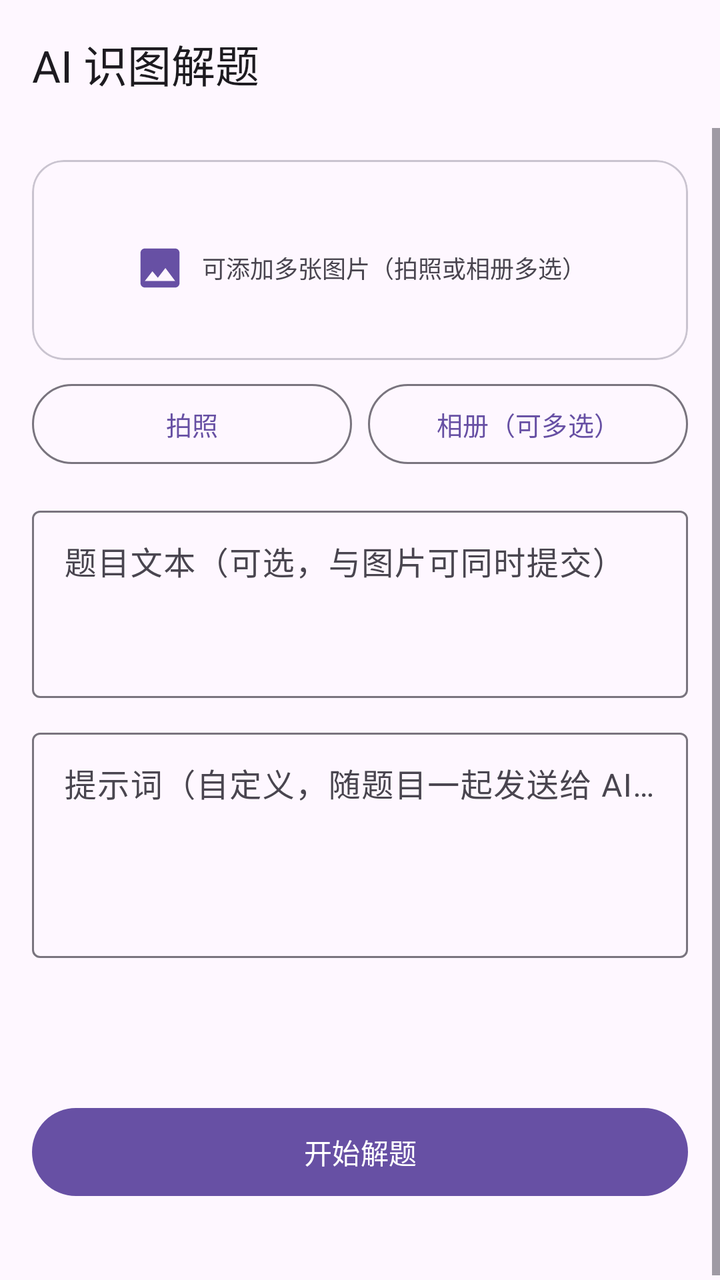
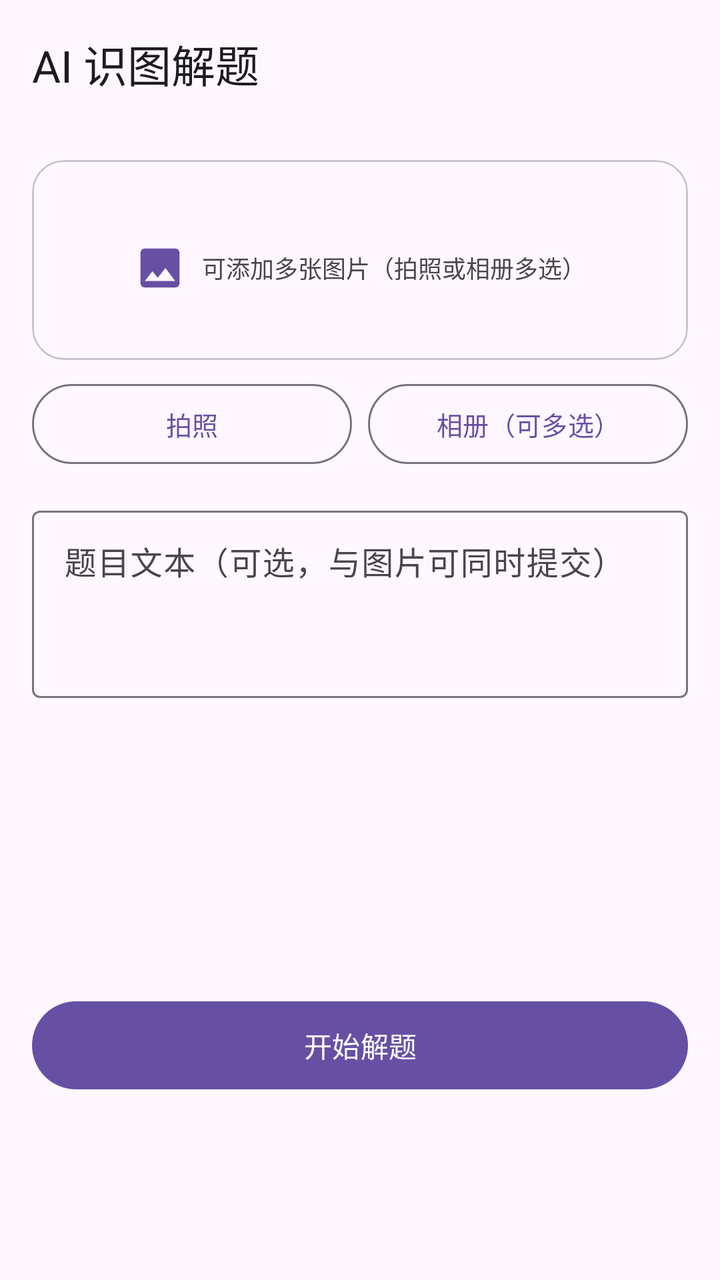

Compare the two renders of this Android layout. The source of the first and the diff that turns it into the second are given below.
<!-- AndroidManifest.xml: application theme Theme.XueTi -->
<!-- res/layout/activity_ai_solve.xml -->
<?xml version="1.0" encoding="utf-8"?>
<LinearLayout xmlns:android="http://schemas.android.com/apk/res/android"
    xmlns:app="http://schemas.android.com/apk/res-auto"
    android:layout_width="match_parent"
    android:layout_height="match_parent"
    android:orientation="vertical">

    <com.google.android.material.appbar.MaterialToolbar
        android:id="@+id/toolbar"
        android:layout_width="match_parent"
        android:layout_height="?attr/actionBarSize"
        app:title="@string/ai_solve_title" />

    <ScrollView
        android:layout_width="match_parent"
        android:layout_height="0dp"
        android:layout_weight="1">

        <LinearLayout
            android:layout_width="match_parent"
            android:layout_height="wrap_content"
            android:orientation="vertical"
            android:padding="16dp">

            
            <com.google.android.material.card.MaterialCardView
                android:layout_width="match_parent"
                android:layout_height="wrap_content"
                app:cardCornerRadius="16dp"
                app:cardElevation="0dp"
                app:strokeColor="?attr/colorOutlineVariant"
                app:strokeWidth="1dp">

                <LinearLayout
                    android:layout_width="match_parent"
                    android:layout_height="wrap_content"
                    android:orientation="vertical"
                    android:padding="10dp">

                    <HorizontalScrollView
                        android:layout_width="match_parent"
                        android:layout_height="wrap_content"
                        android:scrollbars="none">

                        <LinearLayout
                            android:id="@+id/imageStrip"
                            android:layout_width="wrap_content"
                            android:layout_height="wrap_content"
                            android:orientation="horizontal"
                            android:paddingVertical="4dp" />
                    </HorizontalScrollView>

                    <LinearLayout
                        android:id="@+id/imagePlaceholder"
                        android:layout_width="match_parent"
                        android:layout_height="72dp"
                        android:gravity="center"
                        android:orientation="horizontal">

                        <ImageView
                            android:layout_width="26dp"
                            android:layout_height="26dp"
                            android:contentDescription="@string/ai_solve_title"
                            android:src="@drawable/ic_image"
                            app:tint="?attr/colorPrimary" />

                        <TextView
                            android:layout_width="wrap_content"
                            android:layout_height="wrap_content"
                            android:layout_marginStart="8dp"
                            android:text="@string/image_multi_hint"
                            android:textColor="?attr/colorOnSurfaceVariant"
                            android:textSize="12sp" />
                    </LinearLayout>

                    <TextView
                        android:id="@+id/imageCountHint"
                        android:layout_width="match_parent"
                        android:layout_height="wrap_content"
                        android:textColor="?attr/colorOnSurfaceVariant"
                        android:textSize="11sp"
                        android:visibility="gone" />
                </LinearLayout>
            </com.google.android.material.card.MaterialCardView>

            <LinearLayout
                android:layout_width="match_parent"
                android:layout_height="wrap_content"
                android:layout_marginTop="8dp"
                android:orientation="horizontal">

                <com.google.android.material.button.MaterialButton
                    android:id="@+id/btnCamera"
                    style="?attr/materialButtonOutlinedStyle"
                    android:layout_width="0dp"
                    android:layout_height="wrap_content"
                    android:layout_weight="1"
                    android:text="@string/ai_take_photo"
                    android:textSize="13sp" />

                <com.google.android.material.button.MaterialButton
                    android:id="@+id/btnGallery"
                    style="?attr/materialButtonOutlinedStyle"
                    android:layout_width="0dp"
                    android:layout_height="wrap_content"
                    android:layout_marginStart="8dp"
                    android:layout_weight="1"
                    android:text="@string/ai_pick_gallery_multi"
                    android:textSize="13sp" />
            </LinearLayout>

            <LinearLayout
                android:id="@+id/imageActionsRow"
                android:layout_width="match_parent"
                android:layout_height="wrap_content"
                android:layout_marginTop="8dp"
                android:orientation="horizontal"
                android:visibility="gone">

                <com.google.android.material.button.MaterialButton
                    android:id="@+id/btnCrop"
                    style="?attr/materialButtonOutlinedStyle"
                    android:layout_width="0dp"
                    android:layout_height="wrap_content"
                    android:layout_weight="1"
                    android:text="@string/ai_btn_crop"
                    android:textSize="13sp" />

                <com.google.android.material.button.MaterialButton
                    android:id="@+id/btnEnhance"
                    style="?attr/materialButtonOutlinedStyle"
                    android:layout_width="0dp"
                    android:layout_height="wrap_content"
                    android:layout_marginStart="6dp"
                    android:layout_weight="1"
                    android:text="@string/ai_btn_enhance"
                    android:textSize="13sp" />

                <com.google.android.material.button.MaterialButton
                    android:id="@+id/btnRestore"
                    style="?attr/materialButtonOutlinedStyle"
                    android:layout_width="0dp"
                    android:layout_height="wrap_content"
                    android:layout_marginStart="6dp"
                    android:layout_weight="1"
                    android:text="@string/ai_btn_restore"
                    android:textSize="13sp" />

                <com.google.android.material.button.MaterialButton
                    android:id="@+id/btnClearImage"
                    style="?attr/materialButtonOutlinedStyle"
                    android:layout_width="0dp"
                    android:layout_height="wrap_content"
                    android:layout_marginStart="6dp"
                    android:layout_weight="1"
                    android:text="@string/ai_clear_image"
                    android:textSize="13sp" />
            </LinearLayout>

            <TextView
                android:id="@+id/enhanceTip"
                android:layout_width="match_parent"
                android:layout_height="wrap_content"
                android:layout_marginTop="6dp"
                android:text="@string/ai_enhance_tip"
                android:textColor="?attr/colorOnSurfaceVariant"
                android:textSize="11sp"
                android:visibility="gone" />

            
            <com.google.android.material.textfield.TextInputLayout
                android:layout_width="match_parent"
                android:layout_height="wrap_content"
                android:layout_marginTop="14dp"
                android:hint="@string/ai_question_hint">

                <com.google.android.material.textfield.TextInputEditText
                    android:id="@+id/etQuestion"
                    android:layout_width="match_parent"
                    android:layout_height="wrap_content"
                    android:gravity="top"
                    android:inputType="textMultiLine"
                    android:minLines="3" />
            </com.google.android.material.textfield.TextInputLayout>

            
            <com.google.android.material.textfield.TextInputLayout
                android:layout_width="match_parent"
                android:layout_height="wrap_content"
                android:layout_marginTop="12dp"
                android:hint="@string/ai_prompt_hint">

                <com.google.android.material.textfield.TextInputEditText
                    android:id="@+id/etPrompt"
                    android:layout_width="match_parent"
                    android:layout_height="wrap_content"
                    android:gravity="top"
                    android:inputType="textMultiLine"
                    android:minLines="4" />
            </com.google.android.material.textfield.TextInputLayout>

            <TextView
                android:id="@+id/apiHint"
                android:layout_width="match_parent"
                android:layout_height="wrap_content"
                android:layout_marginTop="10dp"
                android:background="?attr/selectableItemBackground"
                android:clickable="true"
                android:focusable="true"
                android:paddingVertical="8dp"
                android:textColor="?attr/colorPrimary"
                android:textSize="12sp" />

            <TextView
                android:id="@+id/peakHint"
                android:layout_width="match_parent"
                android:layout_height="wrap_content"
                android:textColor="?attr/colorOnSurfaceVariant"
                android:textSize="11sp" />

            <com.google.android.material.button.MaterialButton
                android:id="@+id/btnSolve"
                android:layout_width="match_parent"
                android:layout_height="52dp"
                android:layout_marginTop="14dp"
                android:text="@string/ai_solve_button" />

            <ProgressBar
                android:id="@+id/progress"
                style="?android:attr/progressBarStyleHorizontal"
                android:layout_width="match_parent"
                android:layout_height="wrap_content"
                android:layout_marginTop="12dp"
                android:indeterminate="true"
                android:visibility="gone" />

            <TextView
                android:id="@+id/statusText"
                android:layout_width="match_parent"
                android:layout_height="wrap_content"
                android:layout_marginTop="8dp"
                android:textColor="?attr/colorOnSurfaceVariant"
                android:textSize="12sp" />

            
            <com.google.android.material.card.MaterialCardView
                android:id="@+id/resultCard"
                android:layout_width="match_parent"
                android:layout_height="wrap_content"
                android:layout_marginTop="14dp"
                android:visibility="gone"
                app:cardBackgroundColor="?attr/colorSurfaceContainerHigh"
                app:cardCornerRadius="16dp"
                app:cardElevation="0dp"
                app:strokeColor="?attr/colorOutlineVariant"
                app:strokeWidth="1dp">

                <LinearLayout
                    android:layout_width="match_parent"
                    android:layout_height="wrap_content"
                    android:orientation="vertical"
                    android:padding="16dp">

                    <LinearLayout
                        android:layout_width="match_parent"
                        android:layout_height="wrap_content"
                        android:gravity="center_vertical"
                        android:orientation="horizontal">

                        <TextView
                            android:layout_width="0dp"
                            android:layout_height="wrap_content"
                            android:layout_weight="1"
                            android:text="@string/ai_result_title"
                            android:textSize="15sp"
                            android:textStyle="bold" />

                        <TextView
                            android:id="@+id/btnCopyResult"
                            android:layout_width="wrap_content"
                            android:layout_height="wrap_content"
                            android:background="?attr/selectableItemBackground"
                            android:padding="8dp"
                            android:text="@string/ai_copy"
                            android:textColor="?attr/colorPrimary"
                            android:textSize="14sp" />
                    </LinearLayout>

                    <TextView
                        android:id="@+id/tvResult"
                        android:layout_width="match_parent"
                        android:layout_height="wrap_content"
                        android:layout_marginTop="8dp"
                        android:lineSpacingExtra="4dp"
                        android:textIsSelectable="true"
                        android:textSize="14sp" />
                </LinearLayout>
            </com.google.android.material.card.MaterialCardView>
        </LinearLayout>
    </ScrollView>
</LinearLayout>
<!-- resources referenced by this layout -->
<resources>
  <!-- drawable ic_image (drawable) -->
  <vector xmlns:android="http://schemas.android.com/apk/res/android"
      android:width="24dp"
      android:height="24dp"
      android:viewportWidth="24"
      android:viewportHeight="24">
      <path
          android:fillColor="#FFFFFFFF"
          android:pathData="M21,19V5c0,-1.1 -0.9,-2 -2,-2H5c-1.1,0 -2,0.9 -2,2v14c0,1.1 0.9,2 2,2h14c1.1,0 2,-0.9 2,-2zM8.5,13.5l2.5,3.01L14.5,12l4.5,6H5l3.5,-4.5z" />
  </vector>
  <string name="ai_btn_crop">裁剪</string>
  <string name="ai_btn_enhance">图像增强</string>
  <string name="ai_btn_restore">还原原图</string>
  <string name="ai_clear_image">移除图片</string>
  <string name="ai_copy">复制</string>
  <string name="ai_enhance_tip">提示：题目照片建议先「裁剪」再用「高斯锐化 / 二值化」增强，文字识别更准；点击图片可全屏查看</string>
  <string name="ai_pick_gallery_multi">相册（可多选）</string>
  <string name="ai_prompt_hint">提示词（自定义，随题目一起发送给 AI）</string>
  <string name="ai_question_hint">题目文本（可选，与图片可同时提交）</string>
  <string name="ai_result_title">解答</string>
  <string name="ai_solve_button">开始解题</string>
  <string name="ai_solve_title">AI 识图解题</string>
  <string name="ai_take_photo">拍照</string>
  <string name="image_multi_hint">可添加多张图片（拍照或相册多选）</string>
  <style name="Theme.XueTi" parent="Theme.Material3.DayNight.NoActionBar">
          <item name="colorPrimary">@color/primary</item>
          <item name="colorOnPrimary">@color/onPrimary</item>
          <item name="colorPrimaryContainer">@color/primaryContainer</item>
          <item name="colorOnPrimaryContainer">@color/onPrimaryContainer</item>
          <item name="colorSecondary">@color/secondary</item>
          <item name="colorOnSecondary">@color/onSecondary</item>
          <item name="colorSecondaryContainer">@color/secondaryContainer</item>
          <item name="colorOnSecondaryContainer">@color/onSecondaryContainer</item>
          <item name="android:colorBackground">@color/background</item>
          <item name="colorSurface">@color/surface</item>
          <item name="colorOnSurface">@color/onSurface</item>
          <item name="colorSurfaceVariant">@color/surfaceVariant</item>
          <item name="colorOnSurfaceVariant">@color/onSurfaceVariant</item>
          <item name="colorOutline">@color/outline</item>
      </style>
  <color name="primary">#6750A4</color>
  <color name="onPrimary">#FFFFFF</color>
  <color name="primaryContainer">#EADDFF</color>
  <color name="onPrimaryContainer">#21005D</color>
  <color name="secondary">#625B71</color>
  <color name="onSecondary">#FFFFFF</color>
  <color name="secondaryContainer">#E8DEF8</color>
  <color name="onSecondaryContainer">#1D192B</color>
  <color name="background">#FEF7FF</color>
  <color name="surface">#FEF7FF</color>
  <color name="onSurface">#1D1B20</color>
  <color name="surfaceVariant">#E7E0EC</color>
  <color name="onSurfaceVariant">#49454F</color>
  <color name="outline">#79747E</color>
</resources>

<!-- the commit's change to res/layout/activity_ai_solve.xml (unified diff, before → after) -->
@@ -184,20 +184,17 @@
             </com.google.android.material.textfield.TextInputLayout>
 
             
-            <com.google.android.material.textfield.TextInputLayout
+            <TextView
+                android:id="@+id/promptHint"
                 android:layout_width="match_parent"
                 android:layout_height="wrap_content"
                 android:layout_marginTop="12dp"
-                android:hint="@string/ai_prompt_hint">
-
-                <com.google.android.material.textfield.TextInputEditText
-                    android:id="@+id/etPrompt"
-                    android:layout_width="match_parent"
-                    android:layout_height="wrap_content"
-                    android:gravity="top"
-                    android:inputType="textMultiLine"
-                    android:minLines="4" />
-            </com.google.android.material.textfield.TextInputLayout>
+                android:background="?attr/selectableItemBackground"
+                android:clickable="true"
+                android:focusable="true"
+                android:paddingVertical="8dp"
+                android:textColor="?attr/colorPrimary"
+                android:textSize="12sp" />
 
             <TextView
                 android:id="@+id/apiHint"
@@ -212,6 +209,17 @@
                 android:textSize="12sp" />
 
             <TextView
+                android:id="@+id/mistakeEntry"
+                android:layout_width="match_parent"
+                android:layout_height="wrap_content"
+                android:background="?attr/selectableItemBackground"
+                android:clickable="true"
+                android:focusable="true"
+                android:paddingVertical="8dp"
+                android:textColor="?attr/colorPrimary"
+                android:textSize="12sp" />
+
+            <TextView
                 android:id="@+id/peakHint"
                 android:layout_width="match_parent"
                 android:layout_height="wrap_content"
@@ -286,14 +294,38 @@
                             android:textSize="14sp" />
                     </LinearLayout>
 
-                    <TextView
-                        android:id="@+id/tvResult"
+                    <WebView
+                        android:id="@+id/resultWeb"
+                        android:layout_width="match_parent"
+                        android:layout_height="360dp"
+                        android:layout_marginTop="8dp"
+                        android:background="@android:color/transparent" />
+
+                    <LinearLayout
                         android:layout_width="match_parent"
                         android:layout_height="wrap_content"
                         android:layout_marginTop="8dp"
-                        android:lineSpacingExtra="4dp"
-                        android:textIsSelectable="true"
-                        android:textSize="14sp" />
+                        android:orientation="horizontal">
+
+                        <com.google.android.material.button.MaterialButton
+                            android:id="@+id/btnMarkWrong"
+                            style="?attr/materialButtonOutlinedStyle"
+                            android:layout_width="0dp"
+                            android:layout_height="wrap_content"
+                            android:layout_weight="1"
+                            android:text="@string/mistake_mark_wrong"
+                            android:textSize="13sp" />
+
+                        <com.google.android.material.button.MaterialButton
+                            android:id="@+id/btnMistakes"
+                            style="?attr/materialButtonOutlinedStyle"
+                            android:layout_width="0dp"
+                            android:layout_height="wrap_content"
+                            android:layout_marginStart="8dp"
+                            android:layout_weight="1"
+                            android:text="@string/mistake_title"
+                            android:textSize="13sp" />
+                    </LinearLayout>
                 </LinearLayout>
             </com.google.android.material.card.MaterialCardView>
         </LinearLayout>
<!-- resource entries referenced after the edit -->
@@ -17,13 +17,14 @@
   <string name="ai_copy">复制</string>
   <string name="ai_enhance_tip">提示：题目照片建议先「裁剪」再用「高斯锐化 / 二值化」增强，文字识别更准；点击图片可全屏查看</string>
   <string name="ai_pick_gallery_multi">相册（可多选）</string>
-  <string name="ai_prompt_hint">提示词（自定义，随题目一起发送给 AI）</string>
   <string name="ai_question_hint">题目文本（可选，与图片可同时提交）</string>
   <string name="ai_result_title">解答</string>
   <string name="ai_solve_button">开始解题</string>
   <string name="ai_solve_title">AI 识图解题</string>
   <string name="ai_take_photo">拍照</string>
   <string name="image_multi_hint">可添加多张图片（拍照或相册多选）</string>
+  <string name="mistake_mark_wrong">这题我算错了</string>
+  <string name="mistake_title">错题本</string>
   <style name="Theme.XueTi" parent="Theme.Material3.DayNight.NoActionBar">
           <item name="colorPrimary">@color/primary</item>
           <item name="colorOnPrimary">@color/onPrimary</item>
